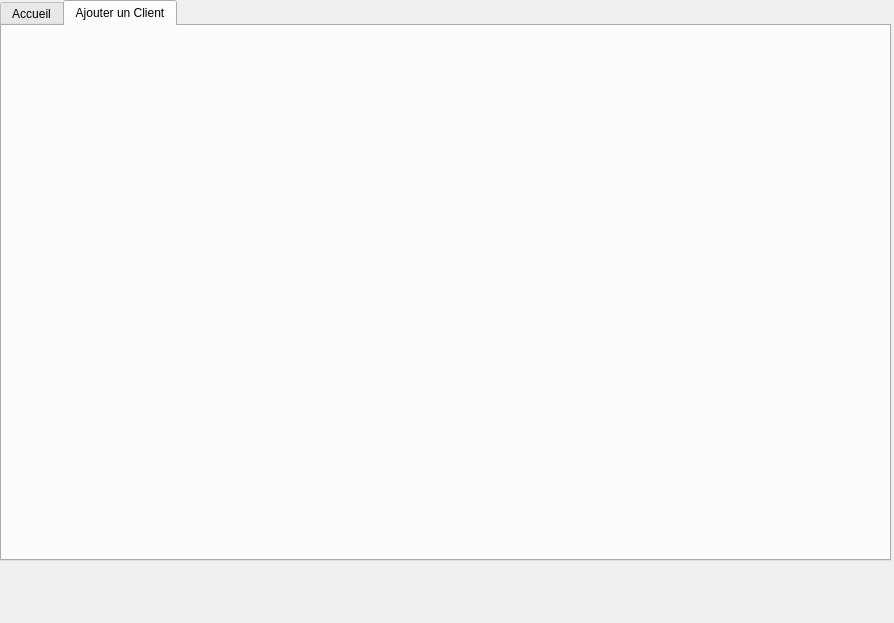
Before: the Qt Designer form ProjetCPOA/mainwindow.ui in simonh88/projetL3, drawn with Qt 5.
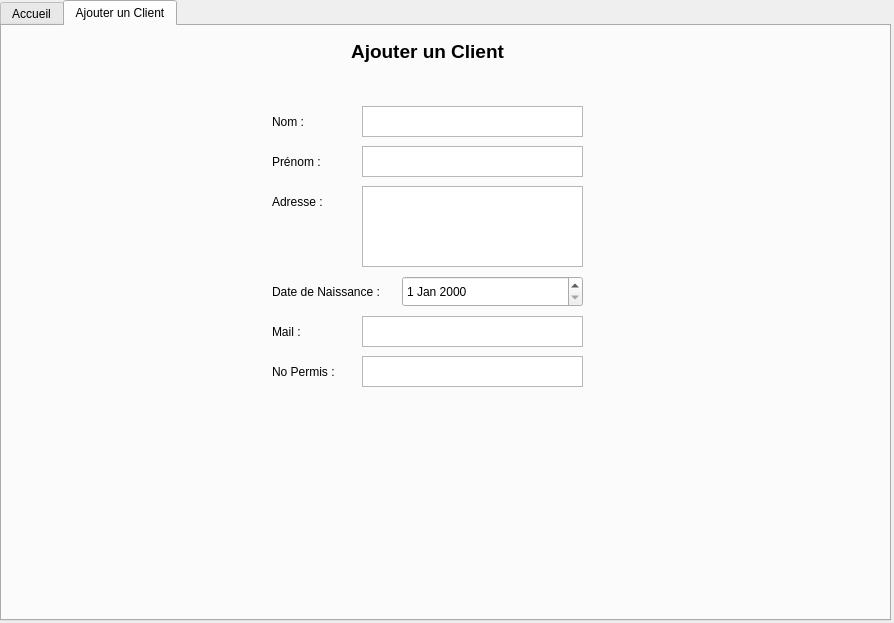
After: the same form once the commit is applied. The open tabs and pages were chosen to show the change.

Commit message: Formulaire Ajout Client

What changed in the file:
```diff
--- a/ProjetCPOA/mainwindow.ui
+++ b/ProjetCPOA/mainwindow.ui
@@ -15,12 +15,15 @@
   </property>
   <widget class="QWidget" name="centralWidget">
    <widget class="QTabWidget" name="tabWidget">
+    <property name="enabled">
+     <bool>true</bool>
+    </property>
     <property name="geometry">
      <rect>
       <x>0</x>
       <y>0</y>
       <width>891</width>
-      <height>561</height>
+      <height>621</height>
      </rect>
     </property>
     <property name="currentIndex">
@@ -124,6 +127,157 @@
      <attribute name="title">
       <string>Ajouter un Client</string>
      </attribute>
+     <widget class="QTextEdit" name="textEdit">
+      <property name="geometry">
+       <rect>
+        <x>360</x>
+        <y>80</y>
+        <width>221</width>
+        <height>31</height>
+       </rect>
+      </property>
+     </widget>
+     <widget class="QLabel" name="label">
+      <property name="geometry">
+       <rect>
+        <x>270</x>
+        <y>80</y>
+        <width>91</width>
+        <height>31</height>
+       </rect>
+      </property>
+      <property name="text">
+       <string>Nom :</string>
+      </property>
+     </widget>
+     <widget class="QTextEdit" name="textEdit_2">
+      <property name="geometry">
+       <rect>
+        <x>360</x>
+        <y>120</y>
+        <width>221</width>
+        <height>31</height>
+       </rect>
+      </property>
+     </widget>
+     <widget class="QLabel" name="label_2">
+      <property name="geometry">
+       <rect>
+        <x>270</x>
+        <y>120</y>
+        <width>91</width>
+        <height>31</height>
+       </rect>
+      </property>
+      <property name="text">
+       <string>Prénom :</string>
+      </property>
+     </widget>
+     <widget class="QTextEdit" name="textEdit_3">
+      <property name="geometry">
+       <rect>
+        <x>360</x>
+        <y>160</y>
+        <width>221</width>
+        <height>81</height>
+       </rect>
+      </property>
+     </widget>
+     <widget class="QLabel" name="label_3">
+      <property name="geometry">
+       <rect>
+        <x>270</x>
+        <y>160</y>
+        <width>91</width>
+        <height>31</height>
+       </rect>
+      </property>
+      <property name="text">
+       <string>Adresse :</string>
+      </property>
+     </widget>
+     <widget class="QLabel" name="label_4">
+      <property name="geometry">
+       <rect>
+        <x>270</x>
+        <y>250</y>
+        <width>131</width>
+        <height>31</height>
+       </rect>
+      </property>
+      <property name="text">
+       <string>Date de Naissance :</string>
+      </property>
+     </widget>
+     <widget class="QDateEdit" name="dateEdit">
+      <property name="geometry">
+       <rect>
+        <x>400</x>
+        <y>250</y>
+        <width>181</width>
+        <height>31</height>
+       </rect>
+      </property>
+     </widget>
+     <widget class="QTextEdit" name="textEdit_4">
+      <property name="geometry">
+       <rect>
+        <x>360</x>
+        <y>290</y>
+        <width>221</width>
+        <height>31</height>
+       </rect>
+      </property>
+     </widget>
+     <widget class="QLabel" name="label_5">
+      <property name="geometry">
+       <rect>
+        <x>270</x>
+        <y>290</y>
+        <width>91</width>
+        <height>31</height>
+       </rect>
+      </property>
+      <property name="text">
+       <string>Mail :</string>
+      </property>
+     </widget>
+     <widget class="QTextEdit" name="textEdit_5">
+      <property name="geometry">
+       <rect>
+        <x>360</x>
+        <y>330</y>
+        <width>221</width>
+        <height>31</height>
+       </rect>
+      </property>
+     </widget>
+     <widget class="QLabel" name="label_6">
+      <property name="geometry">
+       <rect>
+        <x>270</x>
+        <y>330</y>
+        <width>91</width>
+        <height>31</height>
+       </rect>
+      </property>
+      <property name="text">
+       <string>No Permis :</string>
+      </property>
+     </widget>
+     <widget class="QLabel" name="label_7">
+      <property name="geometry">
+       <rect>
+        <x>270</x>
+        <y>10</y>
+        <width>311</width>
+        <height>31</height>
+       </rect>
+      </property>
+      <property name="text">
+       <string>&lt;html&gt;&lt;head/&gt;&lt;body&gt;&lt;p align=&quot;center&quot;&gt;&lt;span style=&quot; font-size:14pt; font-weight:600;&quot;&gt;Ajouter un Client&lt;/span&gt;&lt;/p&gt;&lt;/body&gt;&lt;/html&gt;</string>
+      </property>
+     </widget>
     </widget>
    </widget>
   </widget>
```
Left out of the diff: 5 changed lines with no effect on the pictures.
